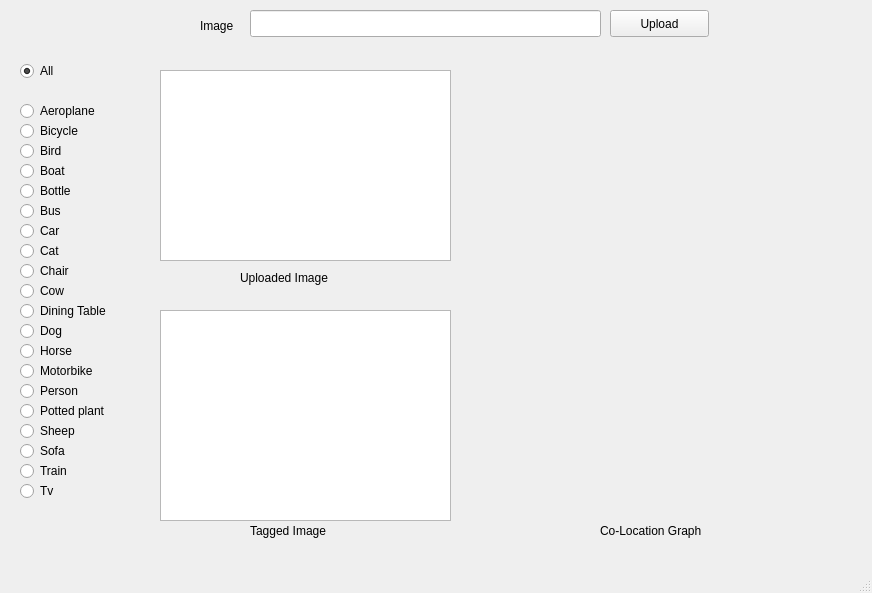
This is GUI.ui in yashchandak/Co-Location-Graph as Qt 5 draws it before an edit. The edited form follows.
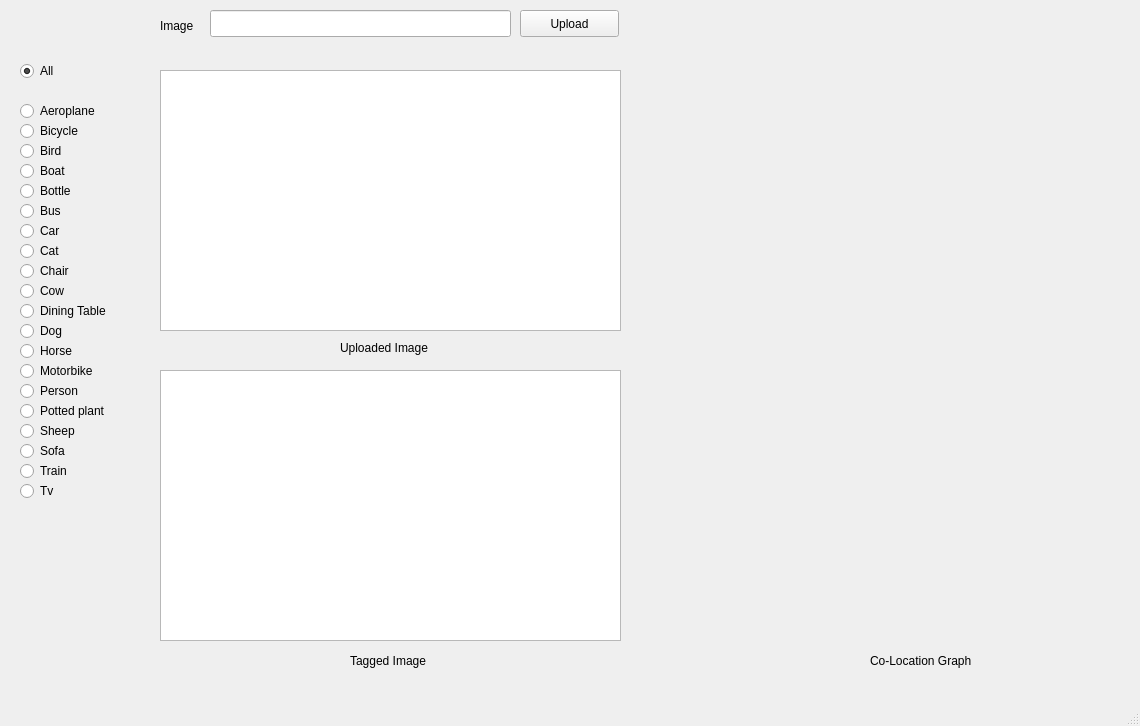
This is the edited form.

Patch:
```diff
--- a/GUI.ui
+++ b/GUI.ui
@@ -6,8 +6,8 @@
    <rect>
     <x>0</x>
     <y>0</y>
-    <width>872</width>
-    <height>593</height>
+    <width>1140</width>
+    <height>726</height>
    </rect>
   </property>
   <property name="windowTitle">
@@ -133,17 +133,17 @@
     <property name="geometry">
      <rect>
       <x>160</x>
-      <y>310</y>
-      <width>291</width>
-      <height>211</height>
+      <y>370</y>
+      <width>461</width>
+      <height>271</height>
      </rect>
     </property>
    </widget>
    <widget class="QLabel" name="label">
     <property name="geometry">
      <rect>
-      <x>240</x>
-      <y>270</y>
+      <x>340</x>
+      <y>340</y>
       <width>121</width>
       <height>16</height>
      </rect>
@@ -171,7 +171,7 @@
    <widget class="QLabel" name="label_4">
     <property name="geometry">
      <rect>
-      <x>200</x>
+      <x>160</x>
       <y>10</y>
       <width>51</width>
       <height>31</height>
@@ -202,17 +202,17 @@
      <rect>
       <x>160</x>
       <y>70</y>
-      <width>291</width>
-      <height>191</height>
+      <width>461</width>
+      <height>261</height>
      </rect>
     </property>
    </widget>
    <widget class="QLineEdit" name="lineEdit">
     <property name="geometry">
      <rect>
-      <x>250</x>
+      <x>210</x>
       <y>10</y>
-      <width>351</width>
+      <width>301</width>
       <height>27</height>
      </rect>
     </property>
@@ -220,8 +220,8 @@
    <widget class="QLabel" name="label_3">
     <property name="geometry">
      <rect>
-      <x>600</x>
-      <y>520</y>
+      <x>870</x>
+      <y>650</y>
       <width>131</width>
       <height>21</height>
      </rect>
@@ -425,8 +425,8 @@
    <widget class="QLabel" name="label_2">
     <property name="geometry">
      <rect>
-      <x>250</x>
-      <y>520</y>
+      <x>350</x>
+      <y>650</y>
       <width>101</width>
       <height>21</height>
      </rect>
@@ -438,7 +438,7 @@
    <widget class="QPushButton" name="pushButton">
     <property name="geometry">
      <rect>
-      <x>610</x>
+      <x>520</x>
       <y>10</y>
       <width>99</width>
       <height>27</height>
@@ -451,10 +451,10 @@
    <widget class="QWidget" name="mplwindow" native="true">
     <property name="geometry">
      <rect>
-      <x>460</x>
-      <y>60</y>
-      <width>381</width>
-      <height>471</height>
+      <x>650</x>
+      <y>70</y>
+      <width>481</width>
+      <height>571</height>
      </rect>
     </property>
     <property name="sizePolicy">
```
Left out of the diff: 2 changed lines with no effect on the pictures.
